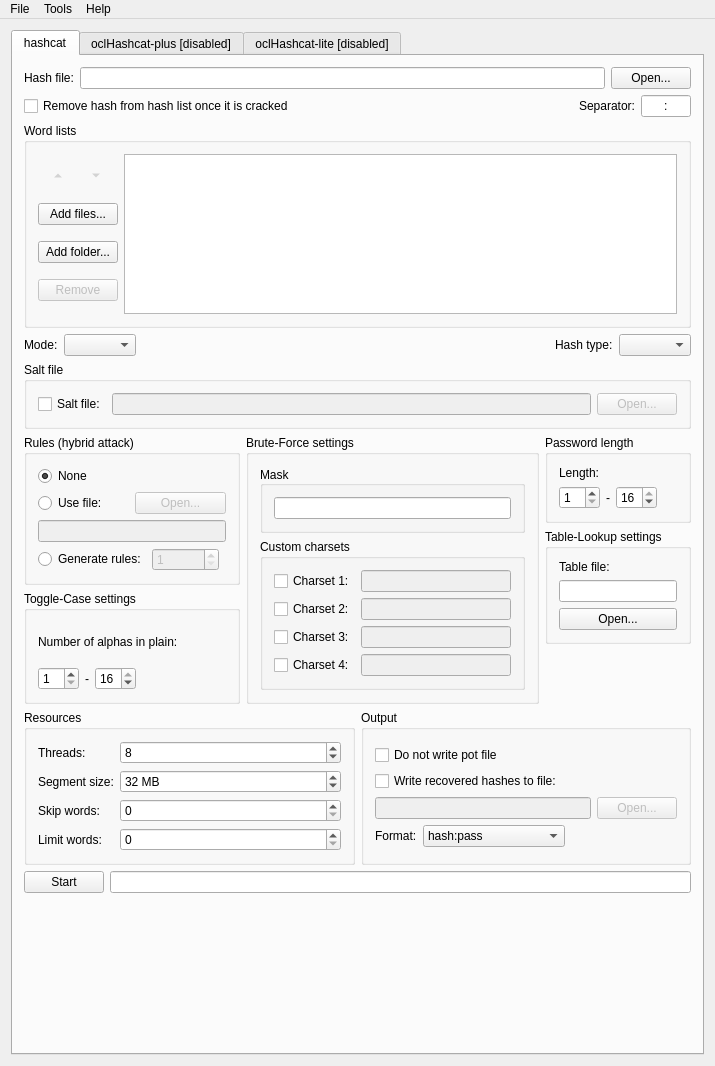
scandium/hashcat-gui, file src/mainwindow.ui: the form before one commit.
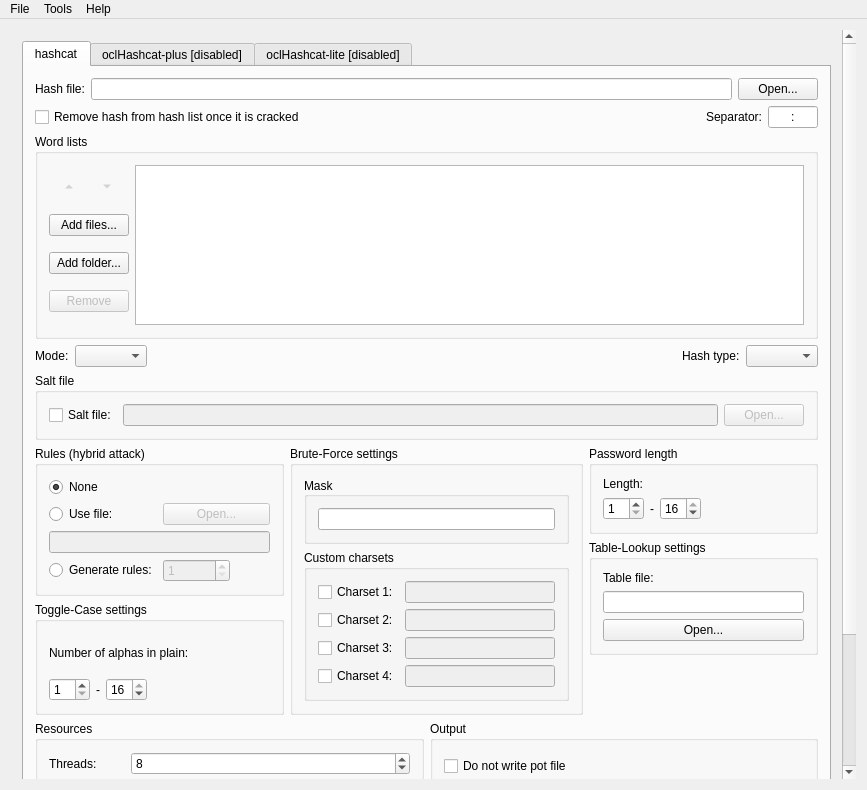
The form after the commit. Icons and pictures are not drawn.

Commit message: show scrollbars if necessary (fixes issue #1)

Diff of the .ui file:
```diff
--- a/src/mainwindow.ui
+++ b/src/mainwindow.ui
@@ -9,8 +9,8 @@
    <rect>
     <x>0</x>
     <y>0</y>
-    <width>715</width>
-    <height>1066</height>
+    <width>867</width>
+    <height>790</height>
    </rect>
   </property>
   <property name="windowTitle">
@@ -20,8 +20,27 @@
    <iconset resource="resources.qrc">
     <normaloff>:/images/icon_hashcat.png</normaloff>:/images/icon_hashcat.png</iconset>
   </property>
+  <property name="tabShape">
+   <enum>QTabWidget::Rounded</enum>
+  </property>
   <widget class="QWidget" name="centralWidget">
-   <layout class="QGridLayout" name="gridLayout_6">
+   <layout class="QGridLayout" name="gridLayout_3">
+    <item row="0" column="0">
+     <widget class="QScrollArea" name="scrollArea">
+      <property name="enabled">
+       <bool>true</bool>
+      </property>
+      <property name="frameShape">
+       <enum>QFrame::NoFrame</enum>
+      </property>
+      <property name="horizontalScrollBarPolicy">
+       <enum>Qt::ScrollBarAsNeeded</enum>
+      </property>
+      <property name="widgetResizable">
+       <bool>true</bool>
+      </property>
+      <widget class="QWidget" name="scrollAreaWidgetContents">
+       <layout class="QGridLayout" name="gridLayout_4">
     <item row="0" column="0">
      <widget class="QTabWidget" name="tabWidget_main">
       <property name="toolTip">
@@ -33,6 +52,9 @@
       <property name="currentIndex">
        <number>0</number>
       </property>
+          <property name="usesScrollButtons">
+           <bool>true</bool>
+          </property>
       <property name="tabsClosable">
        <bool>false</bool>
       </property>
@@ -3057,12 +3079,16 @@
     </item>
    </layout>
   </widget>
+     </widget>
+    </item>
+   </layout>
+  </widget>
   <widget class="QMenuBar" name="menuBar">
    <property name="geometry">
     <rect>
      <x>0</x>
      <y>0</y>
-     <width>715</width>
+     <width>867</width>
      <height>27</height>
     </rect>
    </property>
```
Left out of the diff: 3 changed lines with no effect on the pictures. Lines whose indentation alone changed are shown as unchanged.
